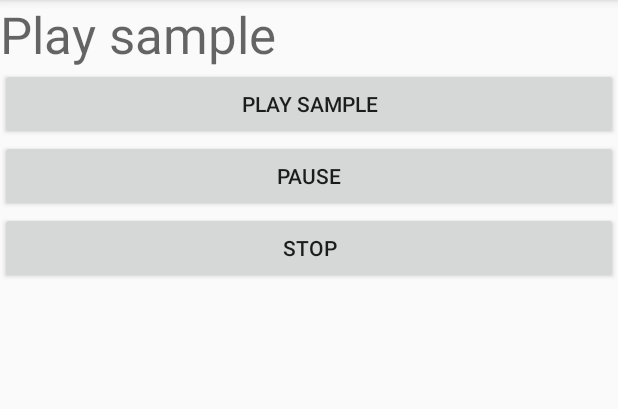
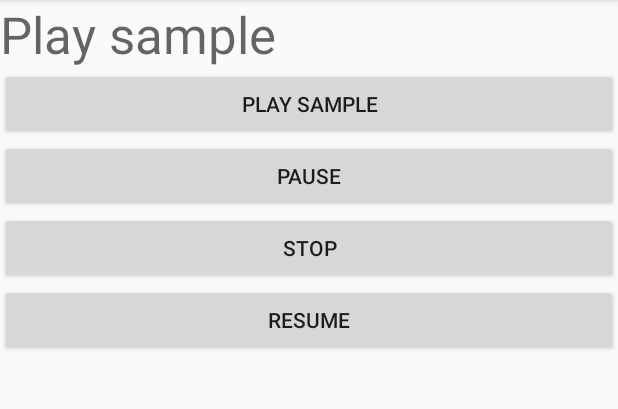
Before and after one commit to sharmavivek223/music-app, an Android app: the SampleMusic screen opened directly, with no data from a screen before it, on a phone screen of 412 x 824 dp, the part 84-493 px from its top. Run offline under Robolectric (Android 15) with nearby library versions, the phone set to English and light mode, and no system bars.

Commit message:
SampleMusicPlayer

```diff
--- a/app/src/main/java/com/example/user/musicapp/SampleMusic.java
+++ b/app/src/main/java/com/example/user/musicapp/SampleMusic.java
@@ -1,4 +1,3 @@
-
  package com.example.user.musicapp;
 
  import android.content.Context;
@@ -14,6 +13,8 @@
  private AudioManager mAudioManager;
  private Button b2;
  private Button b3;
+ private Button b4;
+
 
  AudioManager.OnAudioFocusChangeListener afChangeListener =
             new AudioManager.OnAudioFocusChangeListener() {
@@ -88,6 +89,7 @@
                 }
             }
         });
+
 b2=(Button)findViewById(R.id.button2);
 b2.setOnClickListener(new View.OnClickListener() {
     @Override
@@ -95,6 +97,7 @@ b2.setOnClickListener(new View.OnClickListener() {
         mp.pause();
     }
 });
+
 b3=(Button)findViewById(R.id.button3);
 b3.setOnClickListener(new View.OnClickListener() {
             @Override
@@ -104,8 +107,19 @@ b2.setOnClickListener(new View.OnClickListener() {
             }
         });
 
+
+b4=(Button)findViewById(R.id.button4);
+b4.setOnClickListener(new View.OnClickListener() {
+    @Override
+    public void onClick(View view) {
+        mp.start();
+    }
+});
+
+
+
     } //end of onCreate method
-//AudioManager.OnAudioFocusChangeListener();
+
 
     public void playSample(View view)
     {  releaseMediaPlayer();
--- a/app/src/main/res/layout/activity_sample_music.xml
+++ b/app/src/main/res/layout/activity_sample_music.xml
@@ -35,4 +35,10 @@
         android:layout_height="wrap_content"
         android:text="@string/stop" />
 
+    <Button
+        android:id="@+id/button4"
+        android:layout_width="match_parent"
+        android:layout_height="wrap_content"
+        android:text="@string/resume" />
+
 </LinearLayout>
--- a/app/src/main/res/values/strings.xml
+++ b/app/src/main/res/values/strings.xml
@@ -5,4 +5,5 @@
     <string name="play_sample">Play sample</string>
     <string name="pause">Pause</string>
     <string name="stop">Stop</string>
+    <string name="resume">RESUME</string>
 </resources>
```
Lines whose indentation alone changed are shown as unchanged.
